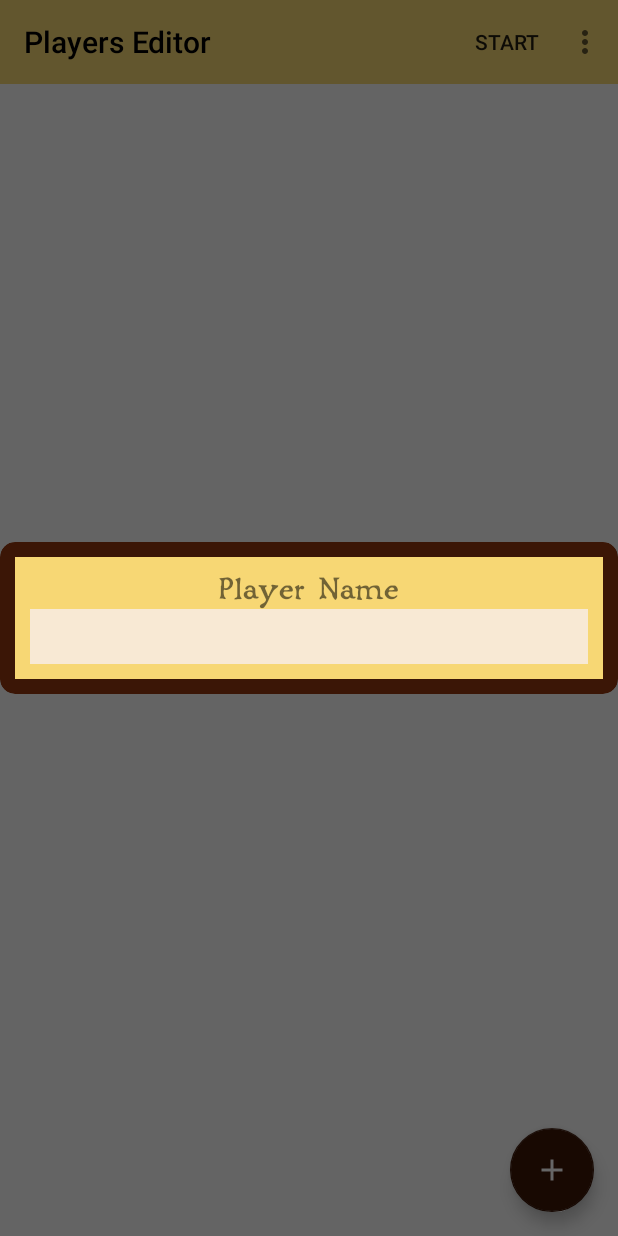
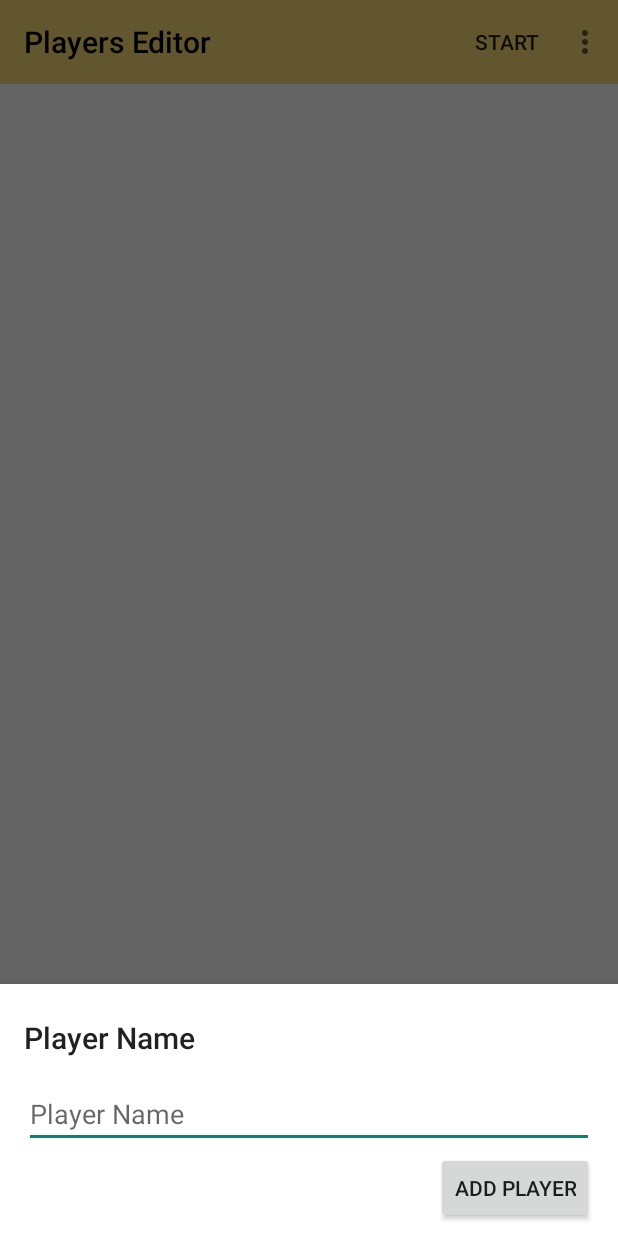
Before and after one commit to ghusta/munchkin-counter-android, an Android app: the PlayersListActivity screen opened directly, with no data from a screen before it, after a tap on an icon or button, on a phone screen of 412 x 824 dp. Run offline under Robolectric (Android 15) with nearby library versions, the phone set to English and light mode, and no system bars; libraries missing offline, so code that uses them is left out: com.amulyakhare.textdrawable, com.mixpanel.android, lecho.lib.hellocharts; 1 statement that could not run was skipped.

Commit message:
Replaced Add Player Dialog with Bottom Sheet Dialog and enabled vector drawables support

```diff
--- a/app/build.gradle
+++ b/app/build.gradle
@@ -11,6 +11,7 @@ android {
         versionCode 4
         version "${version_code}"
         versionName "${version_name}"
+        vectorDrawables.useSupportLibrary = true
         jackOptions {
             enabled true
         }
--- a/app/src/main/java/com/datarockets/mnchkn/activities/players/PlayersListActivity.java
+++ b/app/src/main/java/com/datarockets/mnchkn/activities/players/PlayersListActivity.java
@@ -3,11 +3,8 @@ package com.datarockets.mnchkn.activities.players;
 import android.content.Intent;
 import android.os.Bundle;
 import android.support.design.widget.FloatingActionButton;
-import android.support.v4.app.FragmentManager;
 import android.support.v7.app.AlertDialog;
-import android.support.v7.app.AppCompatActivity;
 import android.support.v7.widget.Toolbar;
-import android.util.Log;
 import android.view.Menu;
 import android.view.MenuItem;
 import android.view.View;
@@ -15,13 +12,11 @@ import android.widget.AdapterView;
 import android.widget.ListView;
 import android.widget.Toast;
 
-import com.datarockets.mnchkn.MunchkinApplication;
 import com.datarockets.mnchkn.R;
 import com.datarockets.mnchkn.activities.BaseActivity;
 import com.datarockets.mnchkn.activities.dashboard.DashboardActivity;
 import com.datarockets.mnchkn.activities.settings.SettingsActivity;
 import com.datarockets.mnchkn.adapters.PlayerEditorListAdapter;
-import com.datarockets.mnchkn.adapters.PlayerListAdapter;
 import com.datarockets.mnchkn.fragments.dialogs.AddNewPlayerFragment;
 import com.datarockets.mnchkn.models.Player;
 import com.datarockets.mnchkn.utils.LogUtil;
@@ -58,21 +53,18 @@ public class PlayersListActivity extends BaseActivity implements PlayersListView
     @Override
     protected void onResume() {
         super.onResume();
-        Log.v(TAG, "onResume");
         presenter.onResume();
     }
 
     @Override
     protected void onDestroy() {
         super.onDestroy();
-        Log.v(TAG, "onDestroy");
         presenter.onDestroy();
     }
 
     @Override
     protected void onStop() {
         super.onStop();
-        Log.v(TAG, "onStop");
     }
 
     @Override
@@ -95,16 +87,14 @@ public class PlayersListActivity extends BaseActivity implements PlayersListView
 
     @Override
     public void setPlayersList(ArrayList<Player> players) {
-        Log.v(TAG, "setPlayersList");
         lvPlayerEditorListAdapter = new PlayerEditorListAdapter(this, players);
         lvPlayersList.setAdapter(lvPlayerEditorListAdapter);
     }
 
     @Override
     public void showAddNewPlayerDialog() {
-        FragmentManager fragmentManager = getSupportFragmentManager();
-        AddNewPlayerFragment addNewPlayerFragment = AddNewPlayerFragment.newInstance();
-        addNewPlayerFragment.show(fragmentManager, TAG);
+        AddNewPlayerFragment dialog = new AddNewPlayerFragment();
+        dialog.show(getSupportFragmentManager(), TAG);
     }
 
     @Override
@@ -179,15 +169,14 @@ public class PlayersListActivity extends BaseActivity implements PlayersListView
         return super.onOptionsItemSelected(item);
     }
 
-    @Override
-    public void onFinishEditDialog(String inputName) {
-        Log.v(TAG, inputName);
-        presenter.addPlayer(inputName);
-    }
-
     private void launchSettings() {
         Intent intent = new Intent(this, SettingsActivity.class);
         startActivity(intent);
     }
 
+    @Override
+    public void onFinishEditDialog(String inputName) {
+        presenter.addPlayer(inputName);
+    }
+
 }
--- a/app/src/main/java/com/datarockets/mnchkn/adapters/PlayerEditorListAdapter.java
+++ b/app/src/main/java/com/datarockets/mnchkn/adapters/PlayerEditorListAdapter.java
@@ -2,7 +2,6 @@ package com.datarockets.mnchkn.adapters;
 
 import android.content.Context;
 import android.graphics.Color;
-import android.util.Log;
 import android.view.LayoutInflater;
 import android.view.View;
 import android.view.ViewGroup;
@@ -43,11 +42,7 @@ public class PlayerEditorListAdapter extends ArrayAdapter<Player> {
         }
 
         int color = Color.parseColor(player.getColor());
-        Log.v(TAG, player.getColor());
-        Log.v(TAG, String.valueOf(color));
-
         String capitalizedPlayerFirstLetter = player.getName().substring(0, 1).toUpperCase();
-
         TextDrawable drawable = TextDrawable.builder().buildRound(capitalizedPlayerFirstLetter, color);
         ImageView ivPlayerImage = (ImageView) convertView.findViewById(R.id.iv_player_color);
         ivPlayerImage.setImageDrawable(drawable);
--- a/app/src/main/java/com/datarockets/mnchkn/fragments/dialogs/AddNewPlayerFragment.java
+++ b/app/src/main/java/com/datarockets/mnchkn/fragments/dialogs/AddNewPlayerFragment.java
@@ -1,63 +1,61 @@
 package com.datarockets.mnchkn.fragments.dialogs;
 
+import android.app.Activity;
 import android.os.Bundle;
-import android.support.v4.app.DialogFragment;
+import android.support.design.widget.BottomSheetDialogFragment;
 import android.view.KeyEvent;
 import android.view.LayoutInflater;
 import android.view.View;
 import android.view.ViewGroup;
-import android.view.WindowManager;
 import android.view.inputmethod.EditorInfo;
+import android.widget.Button;
 import android.widget.EditText;
 import android.widget.TextView;
 
 import com.datarockets.mnchkn.R;
 
-public class AddNewPlayerFragment extends DialogFragment implements TextView.OnEditorActionListener {
+public class AddNewPlayerFragment extends BottomSheetDialogFragment implements TextView.OnEditorActionListener {
 
+    private View addNewPlayerView;
     private EditText etPlayerName;
-
-    public AddNewPlayerFragment() {}
+    private Button btnAddNewPlayer;
+    private AddNewPlayerDialogInterface listener;
 
     public interface AddNewPlayerDialogInterface {
         void onFinishEditDialog(String inputName);
     }
 
-    public static AddNewPlayerFragment newInstance() {
-        AddNewPlayerFragment fragment = new AddNewPlayerFragment();
-        return fragment;
+    @Override
+    public void onAttach(Activity activity) {
+        super.onAttach(activity);
+        listener = (AddNewPlayerDialogInterface) getActivity();
     }
 
     @Override
     public View onCreateView(LayoutInflater inflater, ViewGroup container, Bundle savedInstanceState) {
-        return inflater.inflate(R.layout.fragment_add_player, container, false);
-    }
-
-    @Override
-    public void onViewCreated(View view, Bundle savedInstanceState) {
-        super.onViewCreated(view, savedInstanceState);
-        getDialog().getWindow().setSoftInputMode(WindowManager.LayoutParams.SOFT_INPUT_STATE_VISIBLE);
-        getDialog().getWindow().setBackgroundDrawableResource(R.drawable.add_player_dialog);
-        etPlayerName = (EditText) view.findViewById(R.id.et_player_name);
+        addNewPlayerView = inflater.inflate(R.layout.fragment_add_player, container);
+        etPlayerName = (EditText) addNewPlayerView.findViewById(R.id.et_player_name);
         etPlayerName.setOnEditorActionListener(this);
-        etPlayerName.requestFocus();
+        btnAddNewPlayer = (Button) addNewPlayerView.findViewById(R.id.btn_add_new_player);
+        btnAddNewPlayer.setOnClickListener(v -> passNameToActivity());
+        return addNewPlayerView;
     }
 
     @Override
     public boolean onEditorAction(TextView v, int actionId, KeyEvent event) {
         if (EditorInfo.IME_ACTION_DONE == actionId) {
-            AddNewPlayerDialogInterface listener = (AddNewPlayerDialogInterface) getActivity();
-            String inputName = etPlayerName.getText().toString();
-            if (!inputName.isEmpty()) {
-                listener.onFinishEditDialog(inputName);
-            }
-            dismiss();
-            this.dismiss();
+            passNameToActivity();
             return true;
         }
         return false;
-
     }
 
+    private void passNameToActivity() {
+        String name = etPlayerName.getText().toString();
+        if (!name.isEmpty()) {
+            listener.onFinishEditDialog(name);
+            dismiss();
+        }
+    }
 
 }
--- a/app/src/main/res/drawable/add_player_dialog.xml
+++ /dev/null
@@ -1,8 +0,0 @@
-<?xml version="1.0" encoding="utf-8"?>
-<shape
-    xmlns:android="http://schemas.android.com/apk/res/android"
-    android:shape="rectangle">
-    <solid android:color="@color/card_corner"/>
-    <corners android:radius="10dp" />
-    <padding android:bottom="10dp" android:left="10dp" android:right="10dp" android:top="10dp"/>
-</shape>
--- a/app/src/main/res/layout/fragment_add_player.xml
+++ b/app/src/main/res/layout/fragment_add_player.xml
@@ -1,33 +1,52 @@
 <?xml version="1.0" encoding="utf-8"?>
 <RelativeLayout
     xmlns:android="http://schemas.android.com/apk/res/android"
-    android:background="@color/card_light"
     android:layout_width="match_parent"
     android:layout_height="wrap_content">
 
     <LinearLayout
-        android:padding="10dp"
+        android:paddingLeft="16dp"
+        android:paddingRight="16dp"
+        android:paddingTop="8dp"
+        android:paddingBottom="8dp"
         android:orientation="vertical"
         android:layout_width="match_parent"
         android:layout_height="wrap_content">
 
-    <com.datarockets.mnchkn.views.fonts.MunchkinTextView
-        android:id="@+id/tv_player_name"
+        <LinearLayout
+            android:layout_width="wrap_content"
+            android:layout_height="56dp">
+
+            <TextView
+                android:layout_width="wrap_content"
+                android:layout_height="wrap_content"
+                android:layout_gravity="center_vertical"
                 android:text="@string/text.player_name"
-        android:layout_gravity="center_horizontal"
-        android:textSize="@dimen/font_large"
-        android:layout_width="wrap_content"
-        android:layout_height="wrap_content" />
+                android:textAppearance="@style/TextAppearance.AppCompat.Title"/>
+
+        </LinearLayout>
+
+        <LinearLayout
+            android:layout_width="match_parent"
+            android:layout_height="48dp">
 
             <EditText
-        android:background="@color/card_background"
                 android:id="@+id/et_player_name"
-        android:padding="6dp"
                 android:layout_width="match_parent"
                 android:layout_height="wrap_content"
+                android:hint="@string/text.player_name"
                 android:inputType="text"
                 android:imeOptions="actionDone"/>
 
         </LinearLayout>
 
+        <Button
+            android:id="@+id/btn_add_new_player"
+            android:text="@string/button.add_new_player"
+            android:layout_gravity="right"
+            android:layout_width="wrap_content"
+            android:layout_height="wrap_content" />
+
+    </LinearLayout>
+
 </RelativeLayout>
--- a/app/src/main/res/values/strings.xml
+++ b/app/src/main/res/values/strings.xml
@@ -9,7 +9,7 @@
     <string name="button.finish">Finish</string>
     <string name="button.skip">Skip</string>
     <string name="button.next_step">Next step</string>
-    <string name="button.add_new_player">Add new player</string>
+    <string name="button.add_new_player">Add player</string>
     <string name="button.yes">Yes</string>
     <string name="button.no">No</string>
     <string name="button.start">Start </string>
```
Lines whose indentation alone changed are shown as unchanged.
